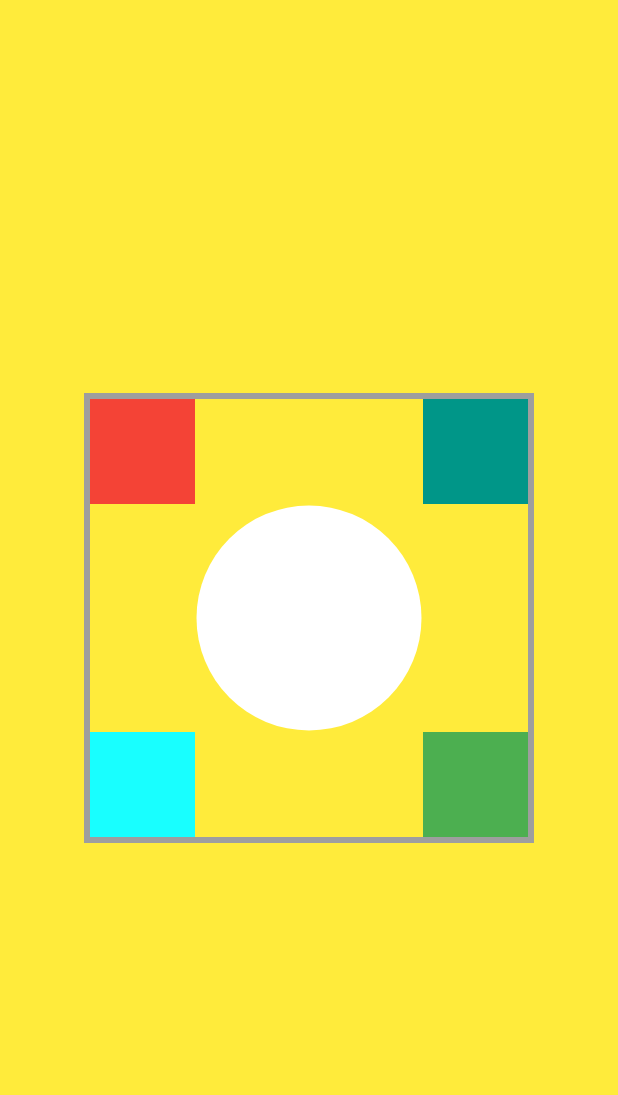
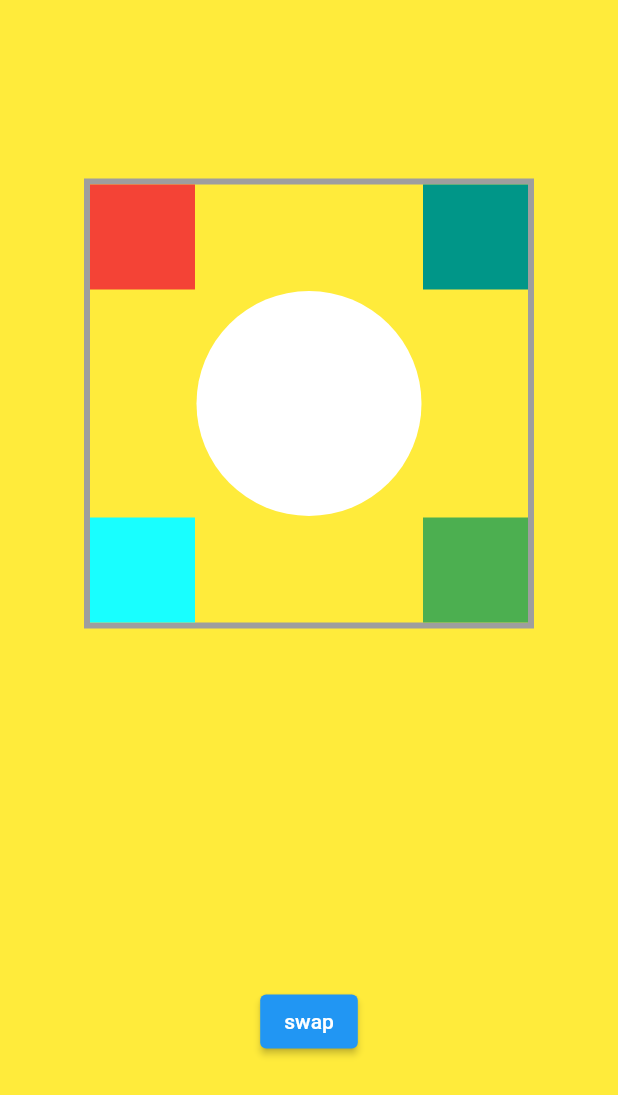
Before and after one commit to MPLectures/ui, a Flutter app: the screen it shows after launch, on a phone screen of 412 x 824 dp. Shown: the top 1095 px of the screen. Run offline on Flutter 3.47's test engine with Material 2 defaults, Android fonts, the phone set to English and light mode, and no system bars.

Commit message:
lecture third : stateless and statefull widgets

```diff
--- a/lib/main.dart
+++ b/lib/main.dart
@@ -1,5 +1,6 @@
 import 'package:flutter/material.dart';
 import 'package:ui/views/screens/lecture_one.dart';
+import 'package:ui/views/screens/lecture_three.dart';
 import 'package:ui/views/screens/lecture_two.dart';
 
 void main() {
--- a/lib/views/screens/lecture_two.dart
+++ b/lib/views/screens/lecture_two.dart
@@ -1,7 +1,20 @@
 import 'package:flutter/material.dart';
 
-class LectureTwo extends StatelessWidget {
-  const LectureTwo({super.key});
+class LectureTwo extends StatefulWidget {
+  @override
+  State<LectureTwo> createState() => _LectureTwoState();
+}
+
+class _LectureTwoState extends State<LectureTwo> {
+  Color firstColor = Colors.red;
+
+  Color secondColor = Colors.teal;
+
+  Color thirdColor = Colors.green;
+
+  Color fourthColor = Colors.cyanAccent;
+
+  Color? tempColor;
 
   @override
   Widget build(BuildContext context) {
@@ -9,7 +22,10 @@ class LectureTwo extends StatelessWidget {
       backgroundColor: Colors.yellow,
       body: SafeArea(
         child: Center(
-          child: Container(
+          child: Column(
+            mainAxisAlignment: MainAxisAlignment.spaceAround,
+            children: [
+              Container(
                 height: 300,
                 width: 300,
                 decoration: BoxDecoration(
@@ -35,12 +51,12 @@ class LectureTwo extends StatelessWidget {
                         Container(
                           height: 70,
                           width: 70,
-                      color: Colors.red,
+                          color: firstColor,
                         ),
                         Container(
                           height: 70,
                           width: 70,
-                      color: Colors.cyanAccent,
+                          color: fourthColor,
                         ),
                       ],
                     ),
@@ -49,7 +65,7 @@ class LectureTwo extends StatelessWidget {
                       width: 150,
                       decoration: BoxDecoration(
                         color: Colors.white,
-                    shape: BoxShape.circle
+                        shape: BoxShape.circle,
                       ),
                     ),
                     Column(
@@ -58,17 +74,31 @@ class LectureTwo extends StatelessWidget {
                         Container(
                           height: 70,
                           width: 70,
-                      color: Colors.teal,
+                          color: secondColor,
                         ),
                         Container(
                           height: 70,
                           width: 70,
-                      color: Colors.green,
+                          color: thirdColor,
                         ),
                       ],
                     ),
                   ],
                 ),
+              ),
+              ElevatedButton(
+                onPressed: () {
+                  setState(() {
+                    tempColor = firstColor;
+                    firstColor = secondColor;
+                    secondColor = thirdColor;
+                    thirdColor = fourthColor;
+                    fourthColor = tempColor!;
+                  });
+                },
+                child: Text("swap"),
+              )
+            ],
           ),
         ),
         // child: Row(
@@ -107,5 +137,3 @@ class LectureTwo extends StatelessWidget {
     );
   }
 }
-// Single Child & Multi Child Widgets
-// Row & Column
```
Also changed, not shown: lib/helpers/constants.dart (added, +7 -0 lines), lib/views/screens/lecture_three.dart (added, +71 -0 lines), pubspec.lock. Lines whose indentation alone changed are shown as unchanged.
